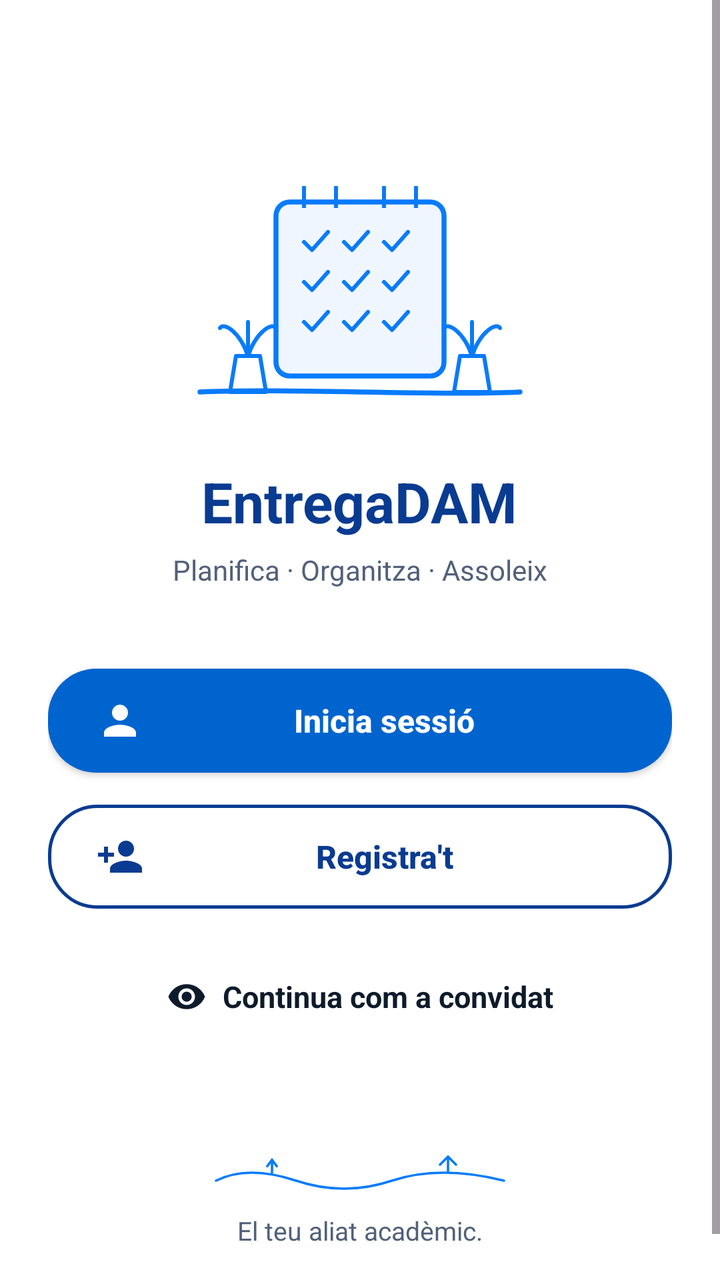
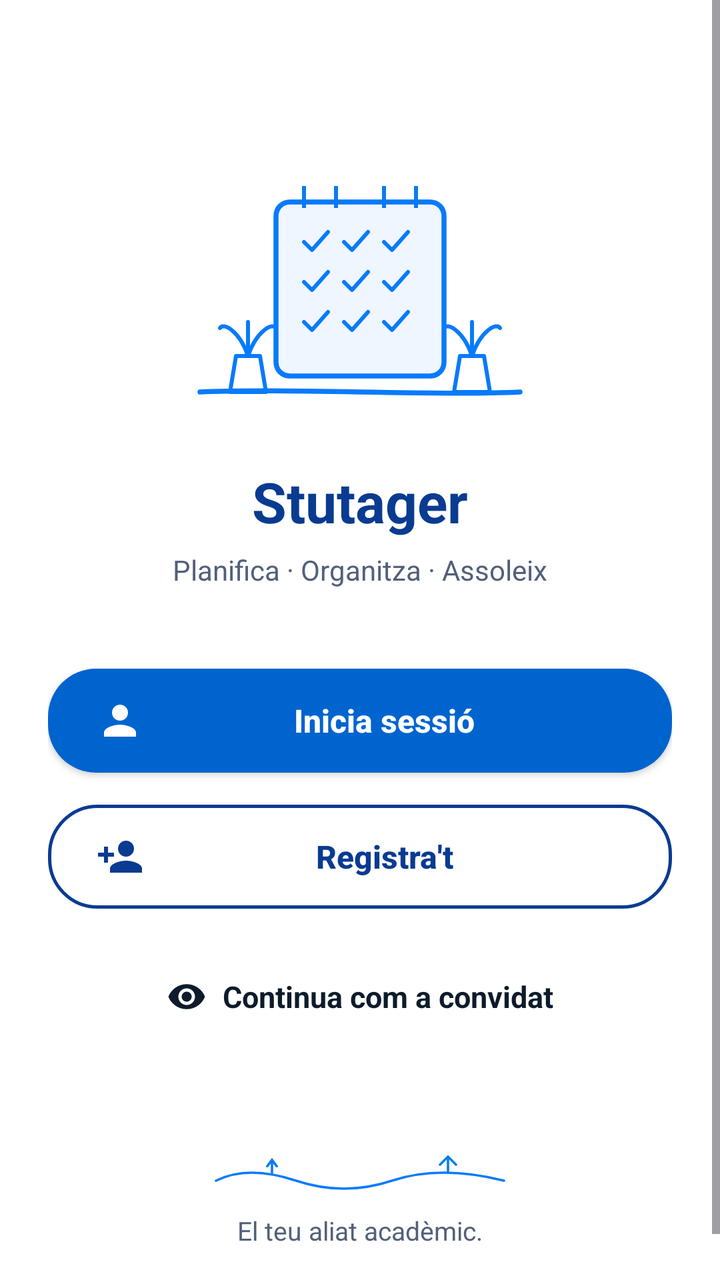

Compare the two renders of this Android layout. The source of the first and the diff that turns it into the second are given below.
<!-- AndroidManifest.xml: activity theme Theme.Stutager.Surface -->
<!-- res/layout/activity_welcome.xml -->
<ScrollView xmlns:android="http://schemas.android.com/apk/res/android"
    xmlns:app="http://schemas.android.com/apk/res-auto"
    xmlns:tools="http://schemas.android.com/tools"
    android:layout_width="match_parent"
    android:layout_height="match_parent"
    android:fillViewport="true"
    android:fitsSystemWindows="true"
    tools:context=".WelcomeActivity">

    <androidx.constraintlayout.widget.ConstraintLayout
        android:layout_width="match_parent"
        android:layout_height="wrap_content"
        android:padding="24dp">

        <LinearLayout
            android:layout_width="0dp"
            android:layout_height="wrap_content"
            android:gravity="center_horizontal"
            android:orientation="vertical"
            app:layout_constraintEnd_toEndOf="parent"
            app:layout_constraintStart_toStartOf="parent"
            app:layout_constraintTop_toTopOf="parent"
            app:layout_constraintWidth_max="440dp">

            <ImageView
                android:importantForAccessibility="no"
                android:layout_width="220dp"
                android:layout_height="160dp"
                android:layout_marginTop="32dp"
                android:src="@drawable/img_welcome_illustration" />

            <TextView
                android:layout_width="wrap_content"
                android:layout_height="wrap_content"
                android:layout_marginTop="16dp"
                android:text="@string/app_name"
                android:textColor="?attr/colorSecondary"
                android:textSize="28sp"
                android:textStyle="bold" />

            <TextView
                android:layout_width="wrap_content"
                android:layout_height="wrap_content"
                android:layout_marginTop="6dp"
                android:layout_marginBottom="40dp"
                android:text="@string/welcome_tagline"
                android:textColor="?attr/colorOnSurfaceVariant"
                android:textSize="14sp" />

            <androidx.appcompat.widget.AppCompatButton
                android:id="@+id/btnIniciaSessio"
                android:layout_width="match_parent"
                android:layout_height="52dp"
                android:layout_gravity="center_horizontal"
                android:layout_marginBottom="16dp"
                android:background="@drawable/bg_pill_blue"
                android:clickable="true"
                android:drawableStart="@drawable/ic_user"
                android:drawableTint="?attr/colorOnPrimary"
                android:focusable="true"
                android:maxWidth="360dp"
                android:paddingStart="24dp"
                android:paddingEnd="24dp"
                android:textAllCaps="false"
                android:text="@string/btn_login"
                android:textColor="?attr/colorOnPrimary"
                android:textSize="16sp"
                android:textStyle="bold" />

            <androidx.appcompat.widget.AppCompatButton
                android:id="@+id/btnRegistrat"
                android:layout_width="match_parent"
                android:layout_height="52dp"
                android:layout_gravity="center_horizontal"
                android:layout_marginBottom="20dp"
                android:background="@drawable/bg_pill_outline"
                android:clickable="true"
                android:drawableStart="@drawable/ic_user_add"
                android:focusable="true"
                android:maxWidth="360dp"
                android:paddingStart="24dp"
                android:paddingEnd="24dp"
                android:textAllCaps="false"
                android:text="@string/btn_register"
                android:textColor="?attr/colorSecondary"
                android:textSize="16sp"
                android:textStyle="bold" />

            <LinearLayout
                android:id="@+id/btnConvidat"
                android:layout_width="wrap_content"
                android:layout_height="wrap_content"
                android:layout_marginBottom="32dp"
                android:background="?attr/selectableItemBackgroundBorderless"
                android:clickable="true"
                android:focusable="true"
                android:gravity="center"
                android:minHeight="48dp"
                android:minWidth="48dp"
                android:padding="12dp">

                <ImageView
                    android:importantForAccessibility="no"
                    android:layout_width="20dp"
                    android:layout_height="20dp"
                    android:src="@drawable/ic_eye"
                    app:tint="?attr/colorOnSurface" />

                <TextView
                    android:layout_width="wrap_content"
                    android:layout_height="wrap_content"
                    android:layout_marginStart="8dp"
                    android:text="@string/btn_guest"
                    android:textColor="?attr/colorOnSurface"
                    android:textSize="15sp"
                    android:textStyle="bold" />
            </LinearLayout>

            <ImageView
                android:importantForAccessibility="no"
                android:layout_width="160dp"
                android:layout_height="32dp"
                android:layout_marginTop="16dp"
                android:src="@drawable/img_welcome_footer" />

            <TextView
                android:layout_width="wrap_content"
                android:layout_height="wrap_content"
                android:layout_marginTop="4dp"
                android:layout_marginBottom="16dp"
                android:text="@string/welcome_footer"
                android:textColor="?attr/colorOnSurfaceVariant"
                android:textSize="13sp" />

        </LinearLayout>
    </androidx.constraintlayout.widget.ConstraintLayout>
</ScrollView>
<!-- resources referenced by this layout -->
<resources>
  <!-- drawable bg_pill_blue (drawable) -->
  <shape xmlns:android="http://schemas.android.com/apk/res/android"
      android:shape="rectangle">
      <solid android:color="?attr/colorPrimary" />
      <corners android:radius="24dp" />
  </shape>
  <!-- drawable bg_pill_outline (drawable) -->
  <shape xmlns:android="http://schemas.android.com/apk/res/android"
      android:shape="rectangle">
      <solid android:color="@android:color/transparent" />
      <stroke
          android:width="1.5dp"
          android:color="?attr/colorSecondary" />
      <corners android:radius="24dp" />
  </shape>
  <!-- drawable ic_user (drawable) -->
  <vector xmlns:android="http://schemas.android.com/apk/res/android"
      android:width="24dp"
      android:height="24dp"
      android:viewportWidth="24"
      android:viewportHeight="24">
    <path
        android:fillColor="?attr/colorOnPrimary"
        android:pathData="M12,12c2.21,0 4,-1.79 4,-4s-1.79,-4 -4,-4 -4,1.79 -4,4 1.79,4 4,4zM12,14c-2.67,0 -8,1.34 -8,4v2h16v-2c0,-2.66 -5.33,-4 -8,-4z"/>
  </vector>
  <!-- drawable ic_user_add (drawable) -->
  <vector xmlns:android="http://schemas.android.com/apk/res/android"
      android:width="24dp"
      android:height="24dp"
      android:viewportWidth="24"
      android:viewportHeight="24">
    <path
        android:fillColor="?attr/colorSecondary"
        android:pathData="M15,12c2.21,0 4,-1.79 4,-4s-1.79,-4 -4,-4 -4,1.79 -4,4 1.79,4 4,4zM15,14c-2.67,0 -8,1.34 -8,4v2h16v-2c0,-2.66 -5.33,-4 -8,-4zM6,10V7H4v3H1v2h3v3h2v-3h3v-2H6z"/>
  </vector>
  <string name="app_name">EntregaDAM</string>
  <string name="btn_guest">Continua com a convidat</string>
  <string name="btn_login">Inicia sessió</string>
  <string name="btn_register">Registra\'t</string>
  <string name="welcome_footer">El teu aliat acadèmic.</string>
  <string name="welcome_tagline">Planifica · Organitza · Assoleix</string>
  <style name="Theme.Stutager.Surface" parent="Theme.Stutager">
          <item name="android:windowBackground">@color/color_surface_container_lowest</item>
      </style>
  <color name="color_surface_container_lowest">#FFFFFF</color>
  <color name="color_primary">#0064CF</color>
  <color name="color_on_primary">#FFFFFF</color>
  <color name="color_primary_container">#D8E7FF</color>
  <color name="color_on_primary_container">#002F65</color>
  <color name="color_secondary">#093B91</color>
  <color name="color_on_secondary">#FFFFFF</color>
  <color name="color_secondary_container">#E0EDFF</color>
  <color name="color_on_secondary_container">#003C96</color>
  <color name="color_tertiary">#0F766E</color>
  <color name="color_on_tertiary">#FFFFFF</color>
  <color name="color_tertiary_container">#CCFBF1</color>
  <color name="color_on_tertiary_container">#00504A</color>
  <color name="color_error">#BA1A1A</color>
  <color name="color_on_error">#FFFFFF</color>
  <color name="color_error_container">#FFDAD6</color>
  <color name="color_on_error_container">#410002</color>
  <color name="color_background">#F8F9FA</color>
  <color name="color_on_background">#0D1B2A</color>
  <color name="color_surface">#FFFFFF</color>
  <color name="color_on_surface">#0D1B2A</color>
  <color name="color_surface_variant">#E0E6EF</color>
  <color name="color_on_surface_variant">#526079</color>
  <color name="color_outline">#728093</color>
  <color name="color_outline_variant">#CBD5E1</color>
  <color name="color_surface_dim">#D8DADF</color>
  <color name="color_surface_bright">#FFFFFF</color>
  <color name="color_surface_container_low">#F4F8FC</color>
  <color name="color_surface_container">#EEF2F7</color>
  <color name="color_surface_container_high">#E8ECF1</color>
  <color name="color_surface_container_highest">#E1E6EB</color>
  <color name="color_inverse_surface">#29313B</color>
  <color name="color_inverse_on_surface">#F1F5FB</color>
  <color name="color_inverse_primary">#ABC7FF</color>
  <!-- unchanged entries left out for length: 4 -->
</resources>

<!-- the commit's change to res/layout/activity_welcome.xml (unified diff, before → after) -->
@@ -4,7 +4,6 @@
     android:layout_width="match_parent"
     android:layout_height="match_parent"
     android:fillViewport="true"
-    android:fitsSystemWindows="true"
     tools:context=".WelcomeActivity">
 
     <androidx.constraintlayout.widget.ConstraintLayout
<!-- resource entries referenced after the edit -->
@@ -35,7 +35,7 @@
         android:fillColor="?attr/colorSecondary"
         android:pathData="M15,12c2.21,0 4,-1.79 4,-4s-1.79,-4 -4,-4 -4,1.79 -4,4 1.79,4 4,4zM15,14c-2.67,0 -8,1.34 -8,4v2h16v-2c0,-2.66 -5.33,-4 -8,-4zM6,10V7H4v3H1v2h3v3h2v-3h3v-2H6z"/>
   </vector>
-  <string name="app_name">EntregaDAM</string>
+  <string name="app_name">Stutager</string>
   <string name="btn_guest">Continua com a convidat</string>
   <string name="btn_login">Inicia sessió</string>
   <string name="btn_register">Registra\'t</string>
